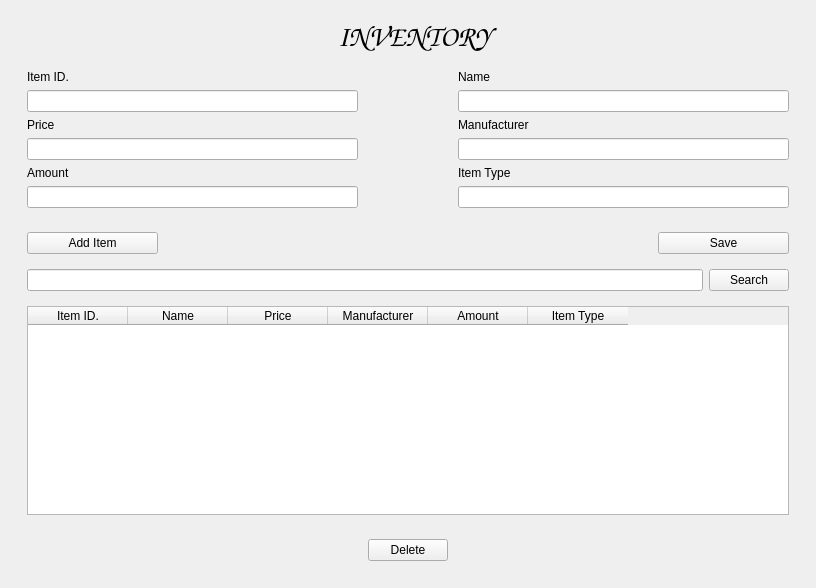
First picture: the form in InventoryUI.ui, repository ASNaeem/Simple-VCMS, before the edit.
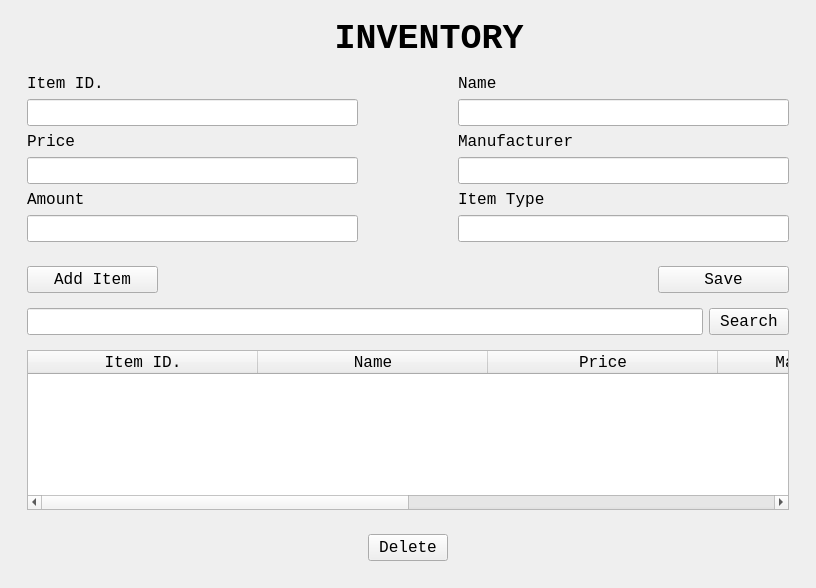
Second picture: the form after the edit.

Diff of the .ui file:
```diff
--- a/InventoryUI.ui
+++ b/InventoryUI.ui
@@ -6,7 +6,7 @@
    <rect>
     <x>0</x>
     <y>0</y>
-    <width>797</width>
+    <width>811</width>
     <height>588</height>
    </rect>
   </property>
@@ -17,13 +17,26 @@
    <layout class="QHBoxLayout" name="horizontalLayout">
     <item>
      <widget class="QWidget" name="widget_3" native="true">
-      <layout class="QVBoxLayout" name="verticalLayout">
+      <layout class="QVBoxLayout" name="verticalLayout" stretch="1,0,0,0,0,0,0">
+       <item>
+        <spacer name="verticalSpacer">
+         <property name="orientation">
+          <enum>Qt::Vertical</enum>
+         </property>
+         <property name="sizeHint" stdset="0">
+          <size>
+           <width>20</width>
+           <height>40</height>
+          </size>
+         </property>
+        </spacer>
+       </item>
        <item>
         <widget class="QLabel" name="label">
          <property name="font">
           <font>
-           <family>Comic Sans MS</family>
-           <pointsize>22</pointsize>
+           <family>Courier New</family>
+           <pointsize>26</pointsize>
            <weight>75</weight>
            <bold>true</bold>
           </font>
@@ -42,8 +55,47 @@
           <property name="horizontalSpacing">
            <number>100</number>
           </property>
+          <item row="3" column="0">
+           <widget class="QLineEdit" name="lineEdit_4">
+            <property name="font">
+             <font>
+              <family>Courier New</family>
+              <pointsize>12</pointsize>
+             </font>
+            </property>
+           </widget>
+          </item>
+          <item row="4" column="1">
+           <widget class="QLabel" name="label_7">
+            <property name="font">
+             <font>
+              <family>Courier New</family>
+              <pointsize>12</pointsize>
+             </font>
+            </property>
+            <property name="text">
+             <string>Item Type</string>
+            </property>
+           </widget>
+          </item>
+          <item row="3" column="1">
+           <widget class="QLineEdit" name="lineEdit_5">
+            <property name="font">
+             <font>
+              <family>Courier New</family>
+              <pointsize>12</pointsize>
+             </font>
+            </property>
+           </widget>
+          </item>
           <item row="0" column="0">
            <widget class="QLabel" name="label_2">
+            <property name="font">
+             <font>
+              <family>Courier New</family>
+              <pointsize>12</pointsize>
+             </font>
+            </property>
             <property name="text">
              <string>Item ID.</string>
             </property>
@@ -51,60 +103,98 @@
           </item>
           <item row="0" column="1">
            <widget class="QLabel" name="label_3">
+            <property name="font">
+             <font>
+              <family>Courier New</family>
+              <pointsize>12</pointsize>
+             </font>
+            </property>
             <property name="text">
              <string>Name</string>
             </property>
            </widget>
           </item>
-          <item row="1" column="0">
-           <widget class="QLineEdit" name="lineEdit">
-            <property name="text">
-             <string/>
+          <item row="5" column="0">
+           <widget class="QLineEdit" name="lineEdit_6">
+            <property name="font">
+             <font>
+              <family>Courier New</family>
+              <pointsize>12</pointsize>
+             </font>
             </property>
            </widget>
           </item>
-          <item row="1" column="1">
-           <widget class="QLineEdit" name="lineEdit_3"/>
-          </item>
           <item row="2" column="0">
            <widget class="QLabel" name="label_4">
+            <property name="font">
+             <font>
+              <family>Courier New</family>
+              <pointsize>12</pointsize>
+             </font>
+            </property>
             <property name="text">
              <string>Price</string>
             </property>
            </widget>
           </item>
-          <item row="2" column="1">
-           <widget class="QLabel" name="label_5">
-            <property name="text">
-             <string>Manufacturer</string>
-            </property>
-           </widget>
-          </item>
-          <item row="3" column="0">
-           <widget class="QLineEdit" name="lineEdit_4"/>
-          </item>
-          <item row="3" column="1">
-           <widget class="QLineEdit" name="lineEdit_5"/>
-          </item>
           <item row="4" column="0">
            <widget class="QLabel" name="label_6">
+            <property name="font">
+             <font>
+              <family>Courier New</family>
+              <pointsize>12</pointsize>
+             </font>
+            </property>
             <property name="text">
              <string>Amount</string>
             </property>
            </widget>
           </item>
-          <item row="4" column="1">
-           <widget class="QLabel" name="label_7">
+          <item row="2" column="1">
+           <widget class="QLabel" name="label_5">
+            <property name="font">
+             <font>
+              <family>Courier New</family>
+              <pointsize>12</pointsize>
+             </font>
+            </property>
             <property name="text">
-             <string>Item Type</string>
+             <string>Manufacturer</string>
             </property>
            </widget>
           </item>
-          <item row="5" column="0">
-           <widget class="QLineEdit" name="lineEdit_6"/>
+          <item row="1" column="0">
+           <widget class="QLineEdit" name="lineEdit">
+            <property name="font">
+             <font>
+              <family>Courier New</family>
+              <pointsize>12</pointsize>
+             </font>
+            </property>
+            <property name="text">
+             <string/>
+            </property>
+           </widget>
           </item>
           <item row="5" column="1">
-           <widget class="QLineEdit" name="lineEdit_7"/>
+           <widget class="QLineEdit" name="lineEdit_7">
+            <property name="font">
+             <font>
+              <family>Courier New</family>
+              <pointsize>12</pointsize>
+             </font>
+            </property>
+           </widget>
+          </item>
+          <item row="1" column="1">
+           <widget class="QLineEdit" name="lineEdit_3">
+            <property name="font">
+             <font>
+              <family>Courier New</family>
+              <pointsize>12</pointsize>
+             </font>
+            </property>
+           </widget>
           </item>
          </layout>
         </widget>
@@ -117,6 +207,12 @@
           </property>
           <item>
            <widget class="QPushButton" name="pushButton_3">
+            <property name="font">
+             <font>
+              <family>Courier New</family>
+              <pointsize>12</pointsize>
+             </font>
+            </property>
             <property name="text">
              <string>Add Item</string>
             </property>
@@ -124,6 +220,12 @@
           </item>
           <item>
            <widget class="QPushButton" name="pushButton_4">
+            <property name="font">
+             <font>
+              <family>Courier New</family>
+              <pointsize>12</pointsize>
+             </font>
+            </property>
             <property name="text">
              <string>Save</string>
             </property>
@@ -143,6 +245,12 @@
           </property>
           <item>
            <widget class="QLineEdit" name="lineEdit_2">
+            <property name="font">
+             <font>
+              <family>Courier New</family>
+              <pointsize>12</pointsize>
+             </font>
+            </property>
             <property name="text">
              <string/>
             </property>
@@ -150,6 +258,12 @@
           </item>
           <item>
            <widget class="QPushButton" name="pushButton">
+            <property name="font">
+             <font>
+              <family>Courier New</family>
+              <pointsize>12</pointsize>
+             </font>
+            </property>
             <property name="text">
              <string>Search</string>
             </property>
@@ -163,6 +277,15 @@
          <layout class="QVBoxLayout" name="verticalLayout_2">
           <item>
            <widget class="QTableWidget" name="tableWidget">
+            <property name="font">
+             <font>
+              <family>Courier New</family>
+              <pointsize>12</pointsize>
+             </font>
+            </property>
+            <attribute name="horizontalHeaderDefaultSectionSize">
+             <number>230</number>
+            </attribute>
             <column>
              <property name="text">
               <string>Item ID.</string>
@@ -209,6 +332,12 @@
           </property>
           <item>
            <widget class="QPushButton" name="pushButton_2">
+            <property name="font">
+             <font>
+              <family>Courier New</family>
+              <pointsize>12</pointsize>
+             </font>
+            </property>
             <property name="text">
              <string>Delete</string>
             </property>
```
